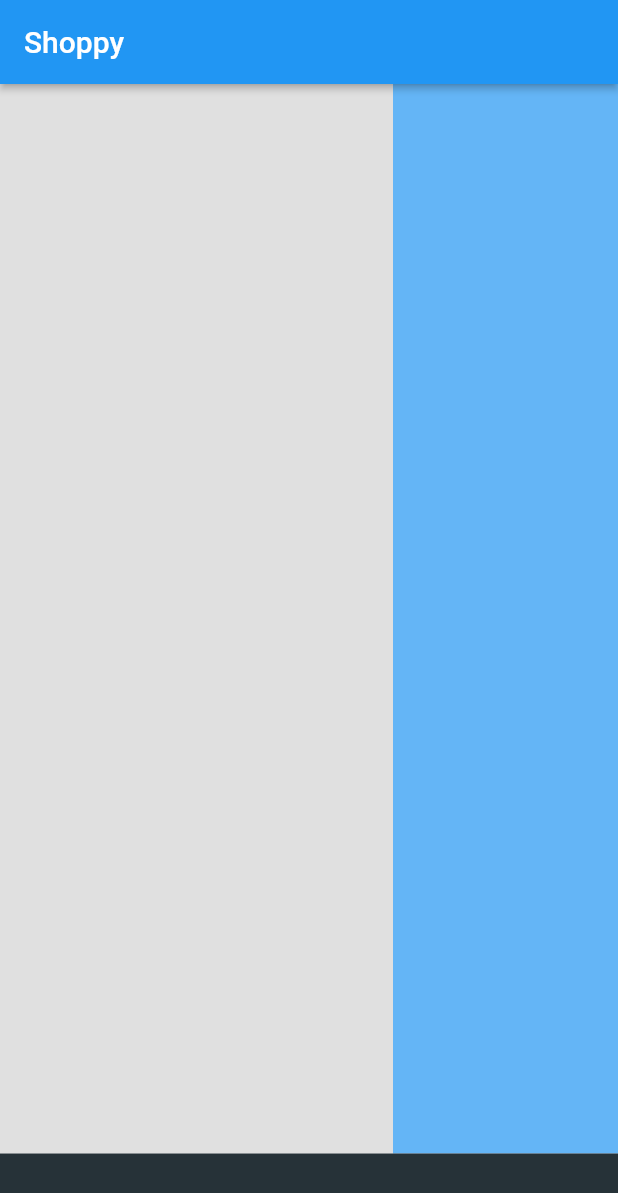
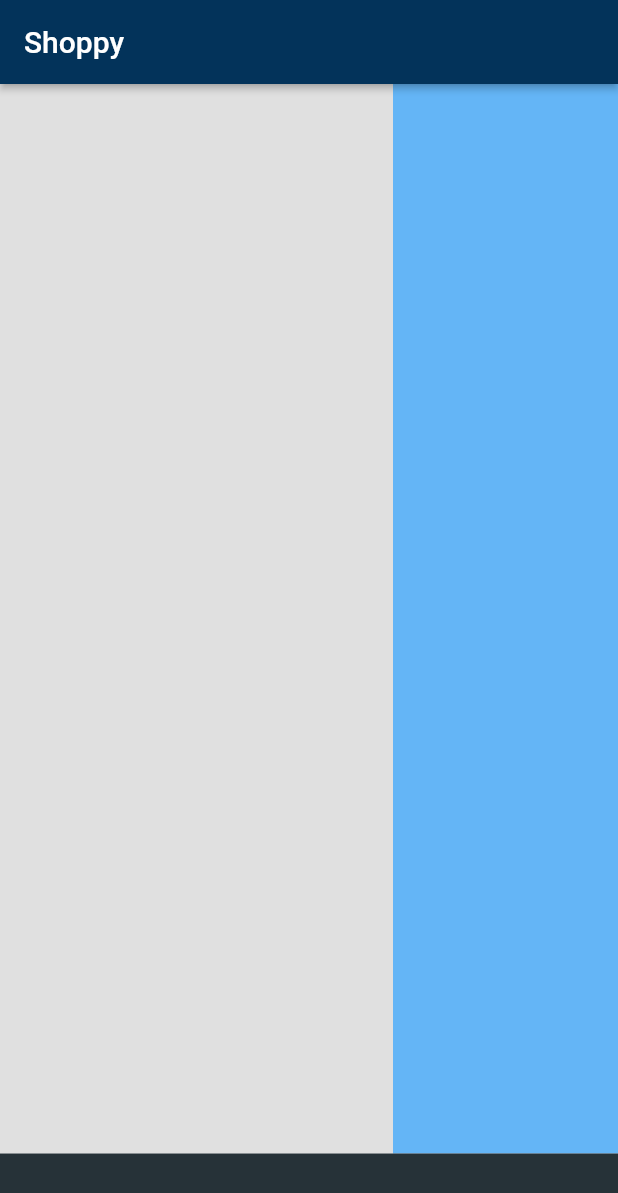
Before and after one commit to creytas/FlutterShoppy, a Flutter app: the screen it shows after launch, on a phone screen of 412 x 824 dp. Shown: the top 1193 px of the screen. Run offline on Flutter 3.47's test engine with Material 2 defaults, Android fonts, the phone set to English and light mode, and no system bars.

Commit message:
style: create constants color

```diff
--- /dev/null
+++ b/lib/src/models/constants/my_contants.dart
@@ -0,0 +1,7 @@
+import 'package:flutter/material.dart';
+
+const Color kColorPrimary = Color.fromARGB(255, 100, 181, 246);
+const Color kColorAltPrimary = Color.fromARGB(255, 3, 51, 90);
+const Color kColorDefault = Color.fromARGB(255, 224, 224, 224);
+const Color kColorDark = Color.fromARGB(255, 38, 50, 56);
+const Color kTransparent = Colors.transparent;
--- a/lib/src/views/components/aside/aside.dart
+++ b/lib/src/views/components/aside/aside.dart
@@ -1,4 +1,5 @@
 import 'package:flutter/material.dart';
+import 'package:shoppy_app/src/models/constants/my_contants.dart';
 
 class AsideComponent extends StatelessWidget {
   // const AsideComponent({
@@ -9,7 +10,7 @@ class AsideComponent extends StatelessWidget {
   Widget build(BuildContext context) {
     return Container(
       width: 150,
-      color: Colors.blue.shade300,
+      color: kColorPrimary,
     );
   }
 }
--- a/lib/src/views/components/body/body.dart
+++ b/lib/src/views/components/body/body.dart
@@ -1,4 +1,5 @@
 import 'package:flutter/material.dart';
+import 'package:shoppy_app/src/models/constants/my_contants.dart';
 
 class BodyComponent extends StatelessWidget {
   // const BodyComponent({
@@ -9,7 +10,7 @@ class BodyComponent extends StatelessWidget {
   Widget build(BuildContext context) {
     return Expanded(
       child: Container(
-        color: Colors.transparent,
+        color: kTransparent,
       ),
     );
   }
--- a/lib/src/views/components/footer/footer.dart
+++ b/lib/src/views/components/footer/footer.dart
@@ -1,4 +1,5 @@
 import 'package:flutter/material.dart';
+import 'package:shoppy_app/src/models/constants/my_contants.dart';
 
 class FooterComponent extends StatelessWidget {
   // const FooterComponent({
@@ -9,7 +10,7 @@ class FooterComponent extends StatelessWidget {
   Widget build(BuildContext context) {
     return Container(
       height: 55,
-      color: Colors.blueGrey.shade900,
+      color: kColorDark,
     );
   }
 }
--- a/lib/src/views/screens/home_page.dart
+++ b/lib/src/views/screens/home_page.dart
@@ -1,4 +1,5 @@
 import 'package:flutter/material.dart';
+import 'package:shoppy_app/src/models/constants/my_contants.dart';
 
 import '../components/aside/aside.dart';
 import '../components/body/body.dart';
@@ -9,6 +10,7 @@ class Homepage extends StatelessWidget {
   final PreferredSizeWidget header = AppBar(
     elevation: 2,
     title: Text('Shoppy'),
+    backgroundColor: kColorAltPrimary,
   );
   @override
   Widget build(BuildContext context) {
@@ -21,7 +23,7 @@ class Homepage extends StatelessWidget {
             Expanded(
               child: Container(
                 height: 400,
-                color: Colors.grey.shade300,
+                color: kColorDefault,
                 child: Row(
                   children: [
                     BodyComponent(),
```
